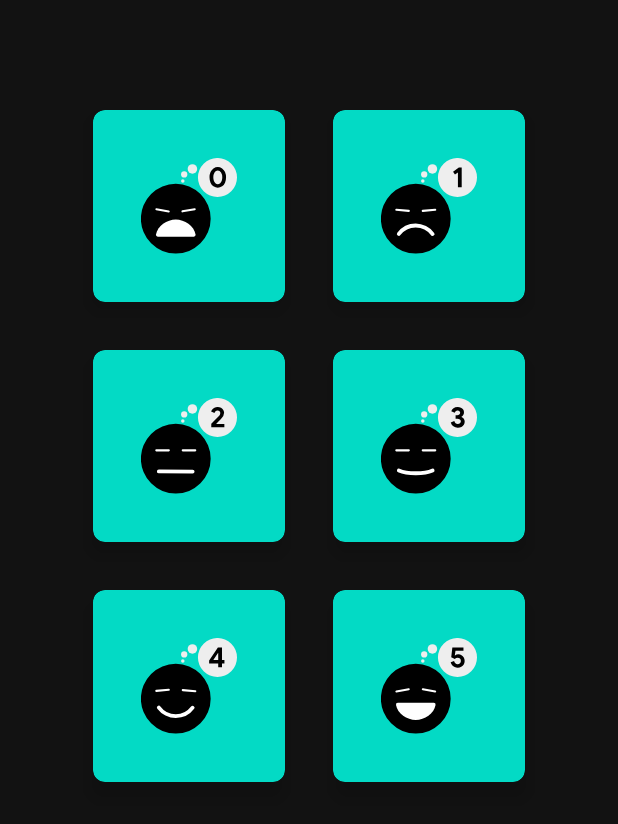
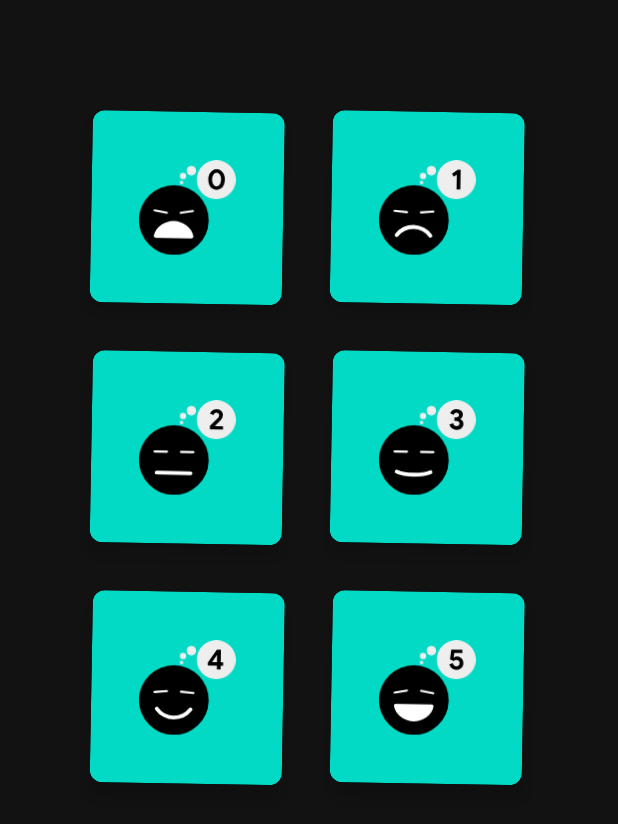
Before and after one commit to Marmalaade/WorkoutTracker, an Android app: the screen it shows after launch (MainActivity), after a tap on "STOP", on a phone screen of 412 x 824 dp. Shown: the part 292-1116 px from the top of the screen. Run offline under Robolectric (Android 15) with nearby library versions, the phone set to English and light mode, and no system bars; our stand-ins replace Room's generated code, data binding; 4 statements that could not run were skipped.

```diff
--- a/app/src/main/java/com/example/workouttracker/qualitycontrol/QualityControlFragment.kt
+++ b/app/src/main/java/com/example/workouttracker/qualitycontrol/QualityControlFragment.kt
@@ -4,6 +4,8 @@ import android.os.Bundle
 import android.view.LayoutInflater
 import android.view.View
 import android.view.ViewGroup
+import android.view.animation.AnimationUtils
+import androidx.cardview.widget.CardView
 import androidx.databinding.DataBindingUtil
 import androidx.fragment.app.Fragment
 import androidx.lifecycle.Observer
@@ -12,7 +14,6 @@ import androidx.navigation.findNavController
 import com.example.workouttracker.R
 import com.example.workouttracker.database.TrainDatabase
 import com.example.workouttracker.databinding.FragmentQualityControlBinding
-import com.example.workouttracker.workouttracker.WorkoutTrackerViewModel
 
 
 class QualityControlFragment : Fragment() {
@@ -23,9 +24,7 @@ class QualityControlFragment : Fragment() {
         inflater: LayoutInflater, container: ViewGroup?,
         savedInstanceState: Bundle?
     ): View {
-
         binding = DataBindingUtil.inflate(inflater, R.layout.fragment_quality_control, container, false)
-
         val application = requireNotNull(this.activity).application
         val arguments = QualityControlFragmentArgs.fromBundle(requireArguments())
         val dataSource = TrainDatabase.getInstance(application).trainDatabaseDao
@@ -33,13 +32,28 @@ class QualityControlFragment : Fragment() {
         val qualityControlViewModel = ViewModelProvider(this, viewModelFactory)[QualityControlViewModel::class.java]
 
         binding.qualityControlViewModel = qualityControlViewModel
-
         qualityControlViewModel.navigateToWorkoutTracker.observe(viewLifecycleOwner, Observer {
             if (it == true) {
                 view?.findNavController()?.navigate(QualityControlFragmentDirections.actionQualityControlFragmentToWorkoutTrackerFragment())
                 qualityControlViewModel.navigationDone()
             }
         })
+        animateCardViews()
         return binding.root
     }
+
+    private fun animateCardViews() {
+        val array: List<CardView> = listOf(
+            binding.firstCardview,
+            binding.secondCardview,
+            binding.thirdCardview,
+            binding.fourthCardview,
+            binding.fifthCardview,
+            binding.sixthCardview
+        )
+        for (el in array) {
+            el.startAnimation(AnimationUtils.loadAnimation(activity, R.anim.shake))
+        }
+    }
+
 }
--- a/app/src/main/java/com/example/workouttracker/workouttracker/WorkoutTrackerFragment.kt
+++ b/app/src/main/java/com/example/workouttracker/workouttracker/WorkoutTrackerFragment.kt
@@ -46,6 +46,7 @@ class WorkoutTrackerFragment : Fragment() {
                 workoutTrackerViewModel.doneSnackBar()
             }
         })
+
         return binding.root
     }
 }
--- /dev/null
+++ b/app/src/main/res/anim/alpha.xml
@@ -0,0 +1,10 @@
+<?xml version="1.0" encoding="utf-8"?>
+<set xmlns:android="http://schemas.android.com/apk/res/android"
+    android:shareInterpolator="false">
+
+    <alpha
+        android:duration="200"
+        android:fromAlpha="0.0"
+        android:toAlpha="1.0" />
+
+</set>
--- /dev/null
+++ b/app/src/main/res/anim/shake.xml
@@ -0,0 +1,10 @@
+<?xml version="1.0" encoding="utf-8"?>
+<rotate xmlns:android="http://schemas.android.com/apk/res/android"
+
+    android:duration="35"
+    android:fromDegrees="-1"
+    android:pivotX="50%"
+    android:pivotY="50%"
+    android:repeatCount="infinite"
+    android:repeatMode="reverse"
+    android:toDegrees="1" />
--- a/app/src/main/res/anim/slide_int_right.xml
+++ b/app/src/main/res/anim/slide_out_left.xml
@@ -2,8 +2,8 @@
 <set xmlns:android="http://schemas.android.com/apk/res/android">
 
     <translate
-        android:duration="700"
-        android:fromXDelta="100%"
+        android:duration="200"
+        android:fromXDelta="-100%"
         android:fromYDelta="0%"
         android:toXDelta="0%"
         android:toYDelta="0%" />
--- a/app/src/main/res/layout/fragment_workout_tracker.xml
+++ b/app/src/main/res/layout/fragment_workout_tracker.xml
@@ -15,6 +15,7 @@
         tools:context=".workouttracker.WorkoutTrackerFragment">
 
         <ScrollView
+            android:id="@+id/scrollView"
             android:layout_width="match_parent"
             android:layout_height="0dp"
             app:layout_constraintBottom_toTopOf="@+id/clear_button"
--- a/app/src/main/res/navigation/main_navigation.xml
+++ b/app/src/main/res/navigation/main_navigation.xml
@@ -15,7 +15,7 @@
             android:id="@+id/action_workoutTrackerFragment_to_qualityControlFragment"
             app:destination="@id/qualityControlFragment"
             app:enterAnim="@anim/slide_int_right"
-            app:popEnterAnim="@anim/slide_int_right" />
+            app:popEnterAnim="@anim/slide_out_left" />
     </fragment>
     <fragment
         android:id="@+id/qualityControlFragment"
@@ -28,6 +28,7 @@
         <action
             android:id="@+id/action_qualityControlFragment_to_workoutTrackerFragment"
             app:destination="@id/workoutTrackerFragment"
+            app:enterAnim="@anim/alpha"
             app:launchSingleTop="false"
             app:popUpTo="@id/workoutTrackerFragment"
             app:popUpToInclusive="true" />
```
